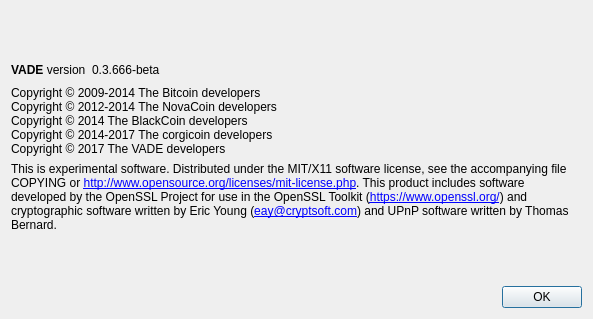
Before: the Qt Designer form src/qt/forms/aboutdialog.ui in vashshawn/CorgicoinV2, drawn with Qt 5.
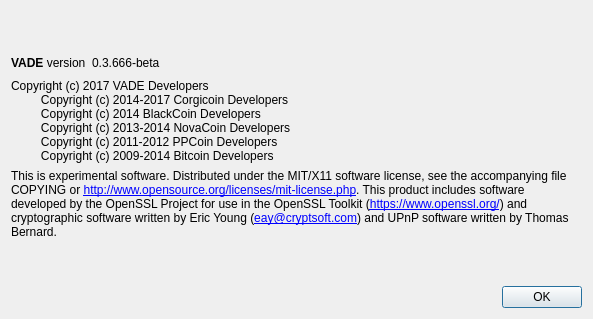
After: the same form once the commit is applied.

Commit message: Update Copyright to include also the VADE developers

```diff
--- a/src/qt/forms/aboutdialog.ui
+++ b/src/qt/forms/aboutdialog.ui
@@ -78,11 +78,12 @@
         <cursorShape>IBeamCursor</cursorShape>
        </property>
        <property name="text">
-        <string>Copyright © 2009-2014 The Bitcoin developers
-Copyright © 2012-2014 The NovaCoin developers
-Copyright © 2014 The BlackCoin developers
-Copyright © 2014-2017 The corgicoin developers
-Copyright © 2017 The VADE developers</string>
+        <string>Copyright (c) 2017 VADE Developers
+         Copyright (c) 2014-2017 Corgicoin Developers
+         Copyright (c) 2014 BlackCoin Developers
+         Copyright (c) 2013-2014 NovaCoin Developers
+         Copyright (c) 2011-2012 PPCoin Developers
+         Copyright (c) 2009-2014 Bitcoin Developers</string>
        </property>
        <property name="textInteractionFlags">
         <set>Qt::LinksAccessibleByMouse|Qt::TextSelectableByKeyboard|Qt::TextSelectableByMouse</set>
```
The commit also changes 65 other files.
